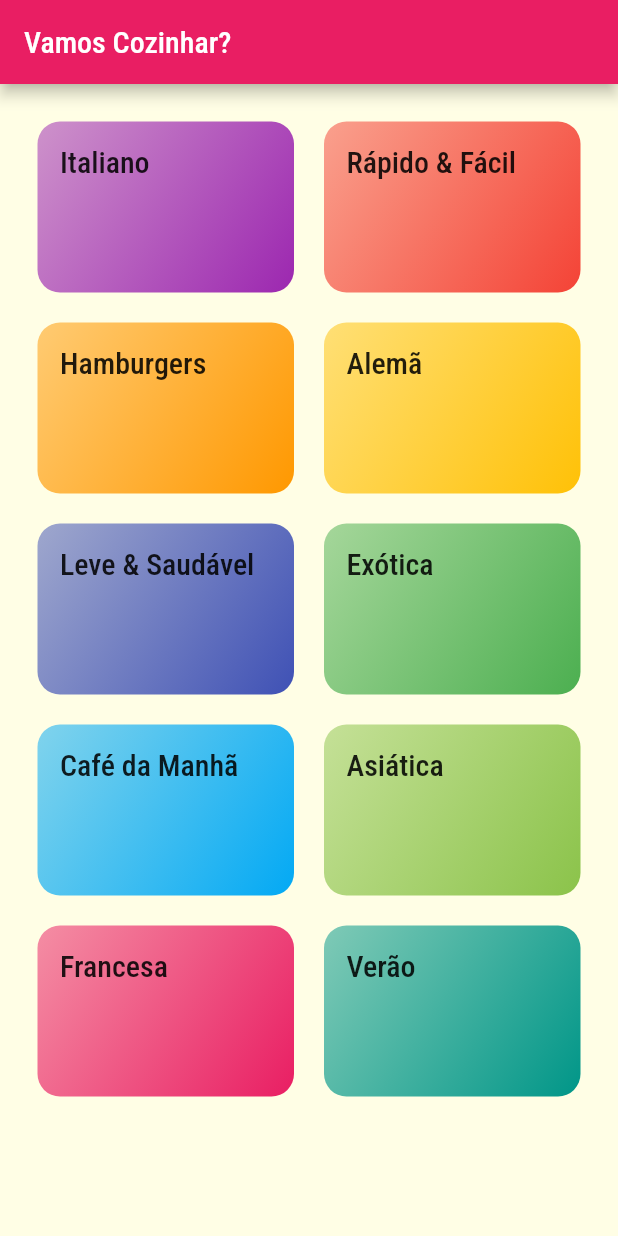
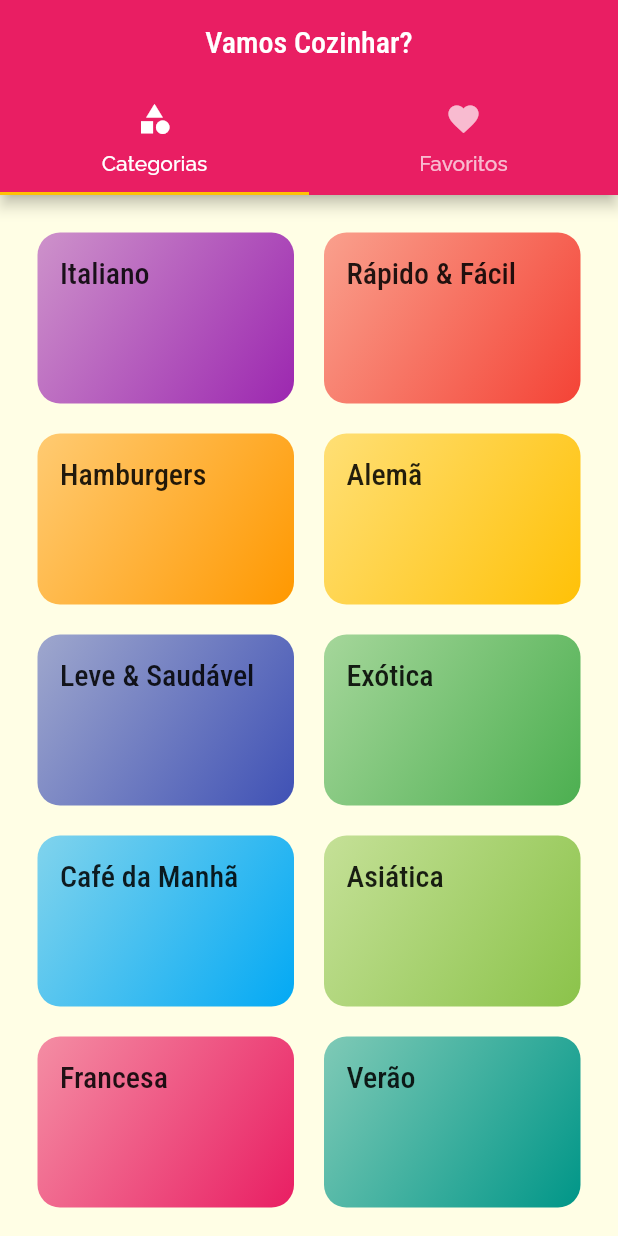
Before and after one commit to huayans/flutter_comidas, a Flutter app: the screen it shows after launch, on a phone screen of 412 x 824 dp. Run offline on Flutter 3.47's test engine with Material 2 defaults, Android fonts, the phone set to English and light mode, and no system bars.

Commit message:
adicionando tabs na tela principal

```diff
--- a/my_app/lib/main.dart
+++ b/my_app/lib/main.dart
@@ -4,6 +4,7 @@ import 'screens/categories_screen.dart';
 import 'screens/categories_meals_screen.dart';
 import 'screens/meal_detail_screen.dart';
 import 'utils/app_routes.dart';
+import 'screens/tabs_screen.dart';
 
 void main() {
   runApp(const MyApp());
@@ -31,7 +32,7 @@ class MyApp extends StatelessWidget {
             ),
       ),
       routes: {
-        AppRoutes.home: (ctx) => const CategoriesScreen(),
+        AppRoutes.home: (ctx) => const TabsScreen(),
         AppRoutes.categoriesMeals: (ctx) => const CategoriesMealsScreen(),
         AppRoutes.mealDetail: (ctx) => MealDetailScreen(),
       },
--- a/my_app/lib/screens/categories_screen.dart
+++ b/my_app/lib/screens/categories_screen.dart
@@ -7,11 +7,7 @@ class CategoriesScreen extends StatelessWidget {
 
   @override
   Widget build(BuildContext context) {
-    return Scaffold(
-      appBar: AppBar(
-        title: const Text('Vamos Cozinhar?'),
-      ),
-      body: GridView(
+    return GridView(
       padding: const EdgeInsets.all(25),
       gridDelegate: const SliverGridDelegateWithMaxCrossAxisExtent(
         maxCrossAxisExtent: 200,
@@ -22,7 +18,6 @@ class CategoriesScreen extends StatelessWidget {
       children: dummyCategories.map((cat) {
         return CategoryItem(cat);
       }).toList(),
-      ),
     );
   }
 }
--- /dev/null
+++ b/my_app/lib/screens/favorite_screen.dart
@@ -0,0 +1,14 @@
+import 'package:flutter/material.dart';
+import 'package:flutter/src/widgets/framework.dart';
+import 'package:flutter/src/widgets/placeholder.dart';
+
+class FavoriteScreen extends StatelessWidget {
+  const FavoriteScreen({super.key});
+
+  @override
+  Widget build(BuildContext context) {
+    return const Center(
+      child: Text('Minhas Refeições Favoritas!'),
+    );
+  }
+}
--- /dev/null
+++ b/my_app/lib/screens/tabs_screen.dart
@@ -0,0 +1,37 @@
+import 'package:flutter/material.dart';
+import 'categories_screen.dart';
+import 'favorite_screen.dart';
+
+class TabsScreen extends StatelessWidget {
+  const TabsScreen({super.key});
+
+  @override
+  Widget build(BuildContext context) {
+    return DefaultTabController(
+      length: 2,
+      child: Scaffold(
+        appBar: AppBar(
+          title: const Center(child: Text('Vamos Cozinhar?')),
+          bottom: const TabBar(
+            tabs: [
+              Tab(
+                icon: Icon(Icons.category),
+                text: 'Categorias',
+              ),
+              Tab(
+                icon: Icon(Icons.favorite),
+                text: 'Favoritos',
+              ),
+            ],
+          ),
+        ),
+        body: const TabBarView(
+          children: [
+            CategoriesScreen(),
+            FavoriteScreen(),
+          ],
+        ),
+      ),
+    );
+  }
+}
```
Lines whose indentation alone changed are shown as unchanged.
